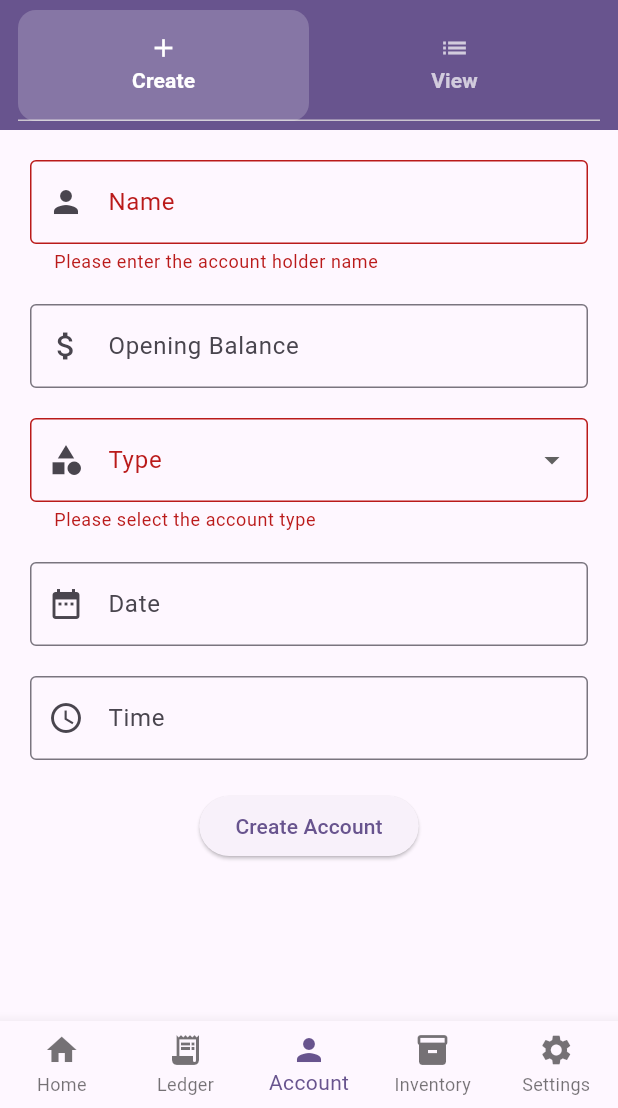
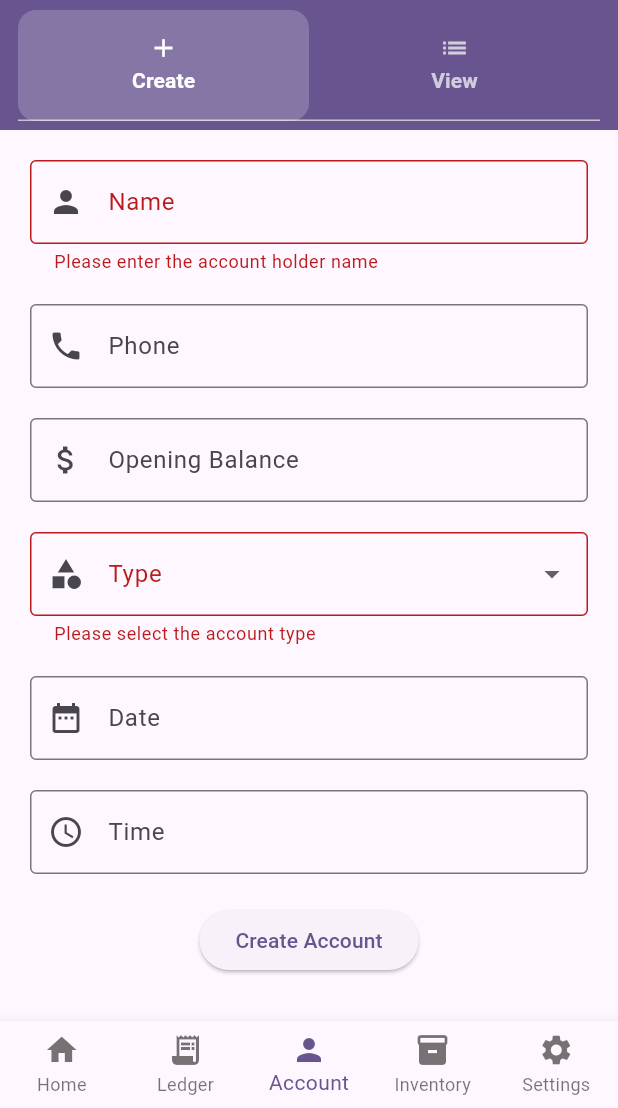
Before and after one commit to Ahtisham-1214/ExpenseTrackerSalman, a Flutter app: the screen it shows after launch, item 3 of the bottom bar chosen, after a tap on "Create Account", on a phone screen of 412 x 824 dp, the part 128-1236 px from its top. Run offline on Flutter 3.47's test engine with Material 3 defaults, Android fonts, the phone set to English and light mode, and no system bars; our stand-ins replace flutter_colorpicker, shared_preferences, sqflite; accounts and stored records are empty.

Commit message:
ADDED PHONE FIELD

```diff
--- a/lib/View/account_form.dart
+++ b/lib/View/account_form.dart
@@ -17,6 +17,8 @@ class _AccountFormState extends State<AccountForm> {
   final _dateController = TextEditingController();
   final _timeController = TextEditingController();
   final _typeController = TextEditingController();
+  final _phoneNumberController = TextEditingController();
+  final _organizationController = TextEditingController();
   final _types = ['Supplier', 'Customer', 'Income', 'Expense'];
 
   Future<void> _validateAccount() async {
@@ -27,12 +29,15 @@ class _AccountFormState extends State<AccountForm> {
         final date = _dateController.text.isEmpty ? DateTime.now().toString().split(" ")[0] : _dateController.text;
         final time = _timeController.text.isEmpty ? TimeOfDay.now().format(context) : _timeController.text;
         final type = _typeController.text;
+        final phoneNumber = _phoneNumberController.text;
+
 
         Account account = Account(
           name: accountName,
           type: type,
           openingBalance: openingBalance,
           createdAt: "$date $time",
+          phoneNumber: phoneNumber,
         );
 
         final accountDao = AccountDao(await AppDatabase.instance.database);
@@ -42,6 +47,7 @@ class _AccountFormState extends State<AccountForm> {
         _openingBalanceController.clear();
         _dateController.clear();
         _timeController.clear();
+        _phoneNumberController.clear();
 
         ScaffoldMessenger.of(context).showSnackBar(
           const SnackBar(content: Text("Account created successfully")),
@@ -71,6 +77,31 @@ class _AccountFormState extends State<AccountForm> {
               ),
               validator: (value) =>
               value == null || value.isEmpty ? "Please enter the account holder name" : null,
+            ),
+            const SizedBox(height: 20),
+            TextFormField(
+              controller: _phoneNumberController,
+              decoration: const InputDecoration(
+                labelText: "Phone",
+                prefixIcon: Icon(Icons.phone),
+                border: OutlineInputBorder(),
+              ),
+              validator: (value) {
+                // If the value is null or empty, it's valid because the field is optional
+                if (value == null || value.isEmpty) {
+                  return null;
+                }
+                // If a value is entered, it must be exactly 11 digits
+                // You might also want to check if it contains only digits
+                final isDigitsOnly = RegExp(r'^[0-9]{11}$').hasMatch(value);
+                if (!isDigitsOnly) {
+                  return "Please enter only digits";
+                }
+                if (value.length != 11) {
+                  return "Phone number must be 11 digits";
+                }
+                return null; // Value is valid
+              },
             ),
             const SizedBox(height: 20),
             TextFormField(
```
